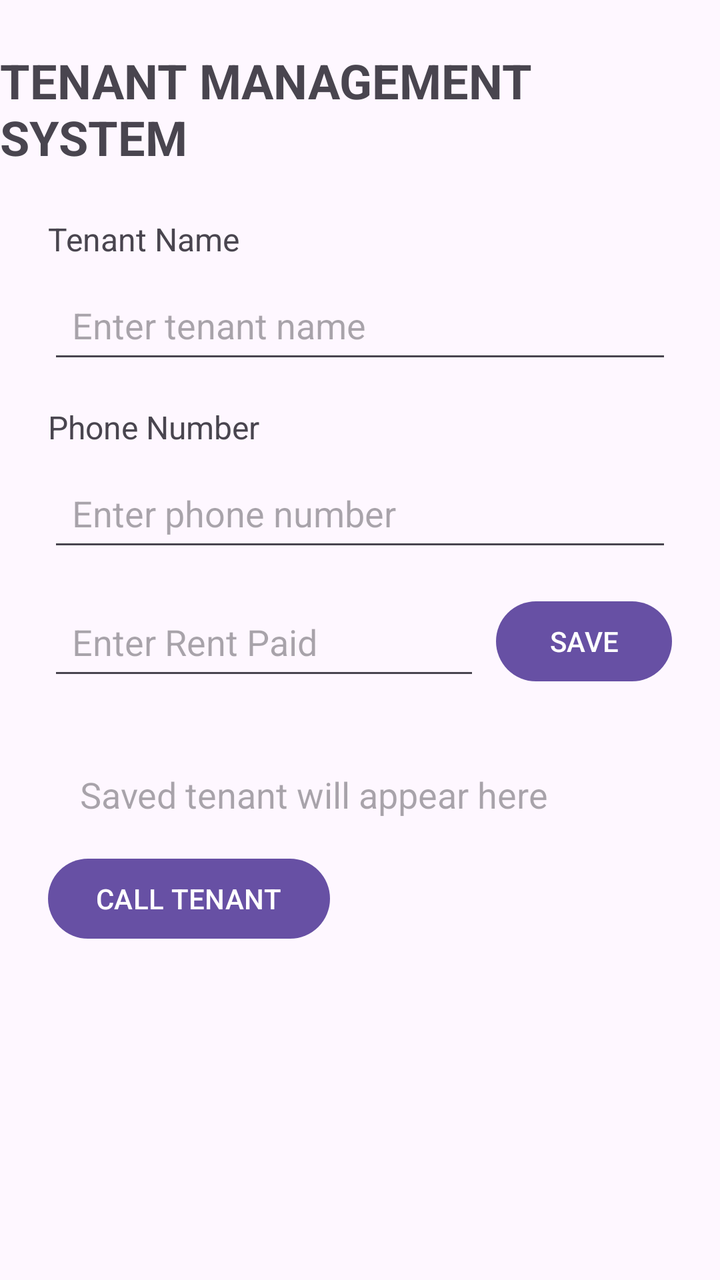
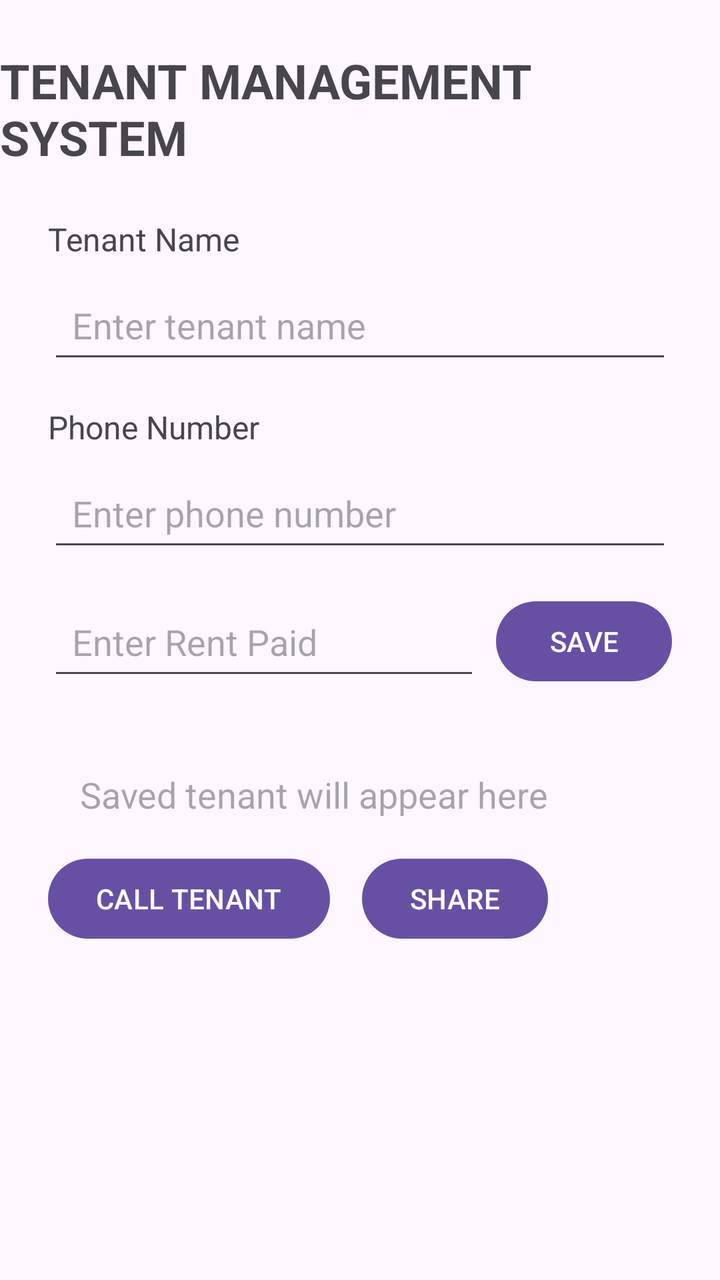

The first picture is an Android layout as it rendered before a commit; the second is the same layout after the commit. The layout source and the unified diff follow.
<!-- AndroidManifest.xml: application theme Theme.TenantManagementSystems2 -->
<!-- res/layout/activity_main.xml -->
<?xml version="1.0" encoding="utf-8"?>
    <layout xmlns:android="http://schemas.android.com/apk/res/android"
    xmlns:app="http://schemas.android.com/apk/res-auto">
    <data>
        <variable
            name="tenant"
            type="com.example.tenantmanagementsystems2.Tenant" />
    </data>

    <androidx.constraintlayout.widget.ConstraintLayout
    android:layout_width="match_parent"
    android:layout_height="match_parent">
    <TextView
        android:id="@+id/titleTextView"
        android:layout_width="wrap_content"
        android:layout_height="wrap_content"
        android:text="TENANT MANAGEMENT SYSTEM"
        android:textSize="24sp"
        android:textStyle="bold"
        android:layout_marginTop="24dp"
        app:layout_constraintTop_toTopOf="parent"
        app:layout_constraintStart_toStartOf="parent"
        app:layout_constraintEnd_toEndOf="parent" />
    <TextView
        android:id="@+id/tenantNameLabel"
        android:layout_width="wrap_content"
        android:layout_height="wrap_content"
        android:text="Tenant Name"
        android:textSize="16sp"
        android:layout_marginTop="24dp"
        android:layout_marginStart="24dp"
        app:layout_constraintTop_toBottomOf="@id/titleTextView"
        app:layout_constraintStart_toStartOf="parent" />
    <EditText
        android:id="@+id/tenantNameEditText"
        android:layout_width="0dp"
        android:layout_height="wrap_content"
        android:hint="Enter tenant name"
        android:minHeight="48dp"
        android:padding="12dp"
        android:layout_marginTop="8dp"

    android:layout_marginStart="24dp"
    android:layout_marginEnd="24dp"
    app:layout_constraintTop_toBottomOf="@id/tenantNameLabel"
    app:layout_constraintStart_toStartOf="parent"
    app:layout_constraintEnd_toEndOf="parent" />
    <TextView
        android:id="@+id/phoneLabel"
        android:layout_width="wrap_content"
        android:layout_height="wrap_content"
        android:text="Phone Number"
        android:textSize="16sp"
        android:layout_marginTop="16dp"
        android:layout_marginStart="24dp"
        app:layout_constraintTop_toBottomOf="@id/tenantNameEditText"
        app:layout_constraintStart_toStartOf="parent" />
    <EditText
        android:id="@+id/phoneEditText"
        android:layout_width="0dp"
        android:layout_height="wrap_content"
        android:hint="Enter phone number"
        android:inputType="phone"
        android:minHeight="48dp"
        android:padding="12dp"
        android:layout_marginTop="8dp"
        android:layout_marginStart="24dp"
        android:layout_marginEnd="24dp"
        app:layout_constraintTop_toBottomOf="@id/phoneLabel"
        app:layout_constraintStart_toStartOf="parent"
        app:layout_constraintEnd_toEndOf="parent" />
    <EditText
        android:id="@+id/rentEditText"
        android:layout_width="0dp"
        android:layout_height="wrap_content"
        android:hint="Enter Rent Paid"
        android:inputType="numberDecimal"
        android:minHeight="48dp"
        android:padding="12dp"
        android:layout_marginStart="24dp"
        android:layout_marginTop="16dp"
        android:layout_marginEnd="8dp"
        app:layout_constraintTop_toBottomOf="@id/phoneEditText"
        app:layout_constraintStart_toStartOf="parent"
        app:layout_constraintEnd_toStartOf="@id/saveButton" />
    <Button
        android:id="@+id/saveButton"
        android:layout_width="wrap_content"
        android:layout_height="wrap_content"
        android:text="SAVE"
        android:layout_marginEnd="24dp"
        app:layout_constraintTop_toTopOf="@id/rentEditText"
        app:layout_constraintEnd_toEndOf="parent" />
    <TextView
        android:id="@+id/tenantResultTextView"
        android:layout_width="0dp"
        android:layout_height="wrap_content"
        android:text="@{tenant.summary()}"
        android:hint="Saved tenant will appear here"
        android:textSize="18sp"
        android:padding="16dp"
        android:layout_margin="24dp"
        app:layout_constraintTop_toBottomOf="@id/rentEditText"
        app:layout_constraintStart_toStartOf="parent"
        app:layout_constraintEnd_toEndOf="parent" />

        <Button
            android:id="@+id/callButton"
            android:layout_width="wrap_content"
            android:layout_height="wrap_content"
            android:text="CALL TENANT"
            android:layout_marginStart="24dp"
            app:layout_constraintTop_toBottomOf="@id/tenantResultTextView"
            app:layout_constraintStart_toStartOf="parent" />
</androidx.constraintlayout.widget.ConstraintLayout>
</layout>
<!-- resources referenced by this layout -->
<resources>
  <style name="Theme.TenantManagementSystems2" parent="Base.Theme.TenantManagementSystems2" />
  <style name="Base.Theme.TenantManagementSystems2" parent="Theme.Material3.DayNight.NoActionBar">
          
          
      </style>
</resources>

<!-- the commit's change to res/layout/activity_main.xml (unified diff, before → after) -->
@@ -112,5 +112,14 @@
             android:layout_marginStart="24dp"
             app:layout_constraintTop_toBottomOf="@id/tenantResultTextView"
             app:layout_constraintStart_toStartOf="parent" />
+
+        <Button
+            android:id="@+id/shareButton"
+            android:layout_width="wrap_content"
+            android:layout_height="wrap_content"
+            android:text="SHARE"
+            android:layout_marginStart="16dp"
+            app:layout_constraintTop_toBottomOf="@id/tenantResultTextView"
+            app:layout_constraintStart_toEndOf="@id/callButton" />
 </androidx.constraintlayout.widget.ConstraintLayout>
 </layout>
